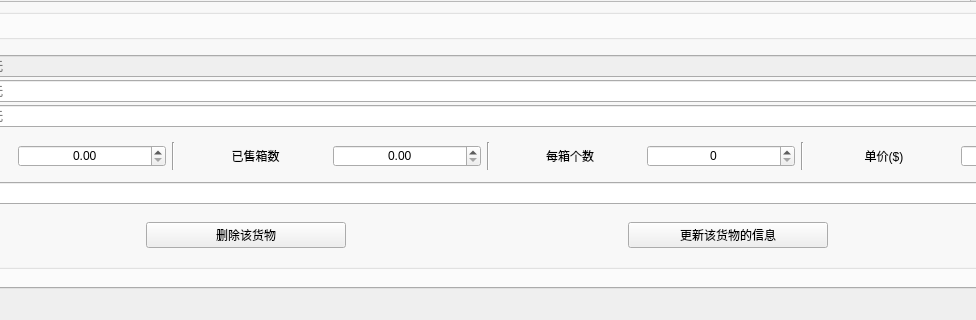
Above: CompanyStroageManagement/mainwindow.ui from linxinwNeo/CompanyStroageManagement before the change; both pictures show x 180 to 1156 and y 225 to 545 of the 1336 by 545 pixel window. Below: the same form after it.
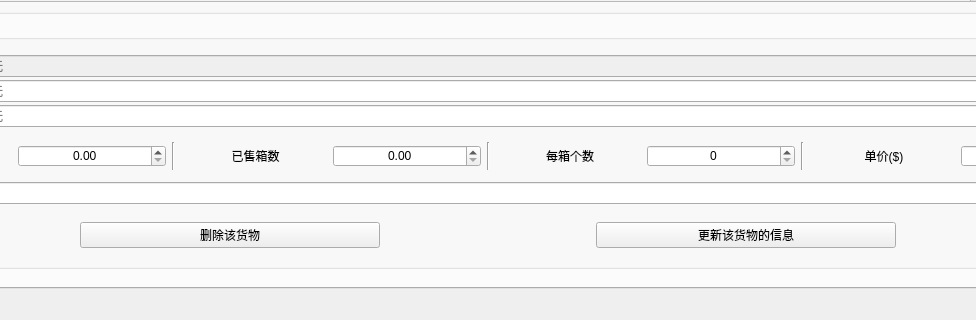
That is the form after the change. The open tabs and pages were chosen to show the change. Custom widgets are drawn as their Qt base class.

What changed in the file:
```diff
--- a/CompanyStroageManagement/mainwindow.ui
+++ b/CompanyStroageManagement/mainwindow.ui
@@ -644,7 +644,7 @@
                   <widget class="QPushButton" name="delete_model_btn">
                    <property name="maximumSize">
                     <size>
-                     <width>200</width>
+                     <width>300</width>
                      <height>16777215</height>
                     </size>
                    </property>
@@ -657,7 +657,7 @@
                   <widget class="QPushButton" name="update_selected_model_btn">
                    <property name="maximumSize">
                     <size>
-                     <width>200</width>
+                     <width>300</width>
                      <height>16777215</height>
                     </size>
                    </property>
```
Left out of the diff: 2 changed lines with no effect on the pictures.
